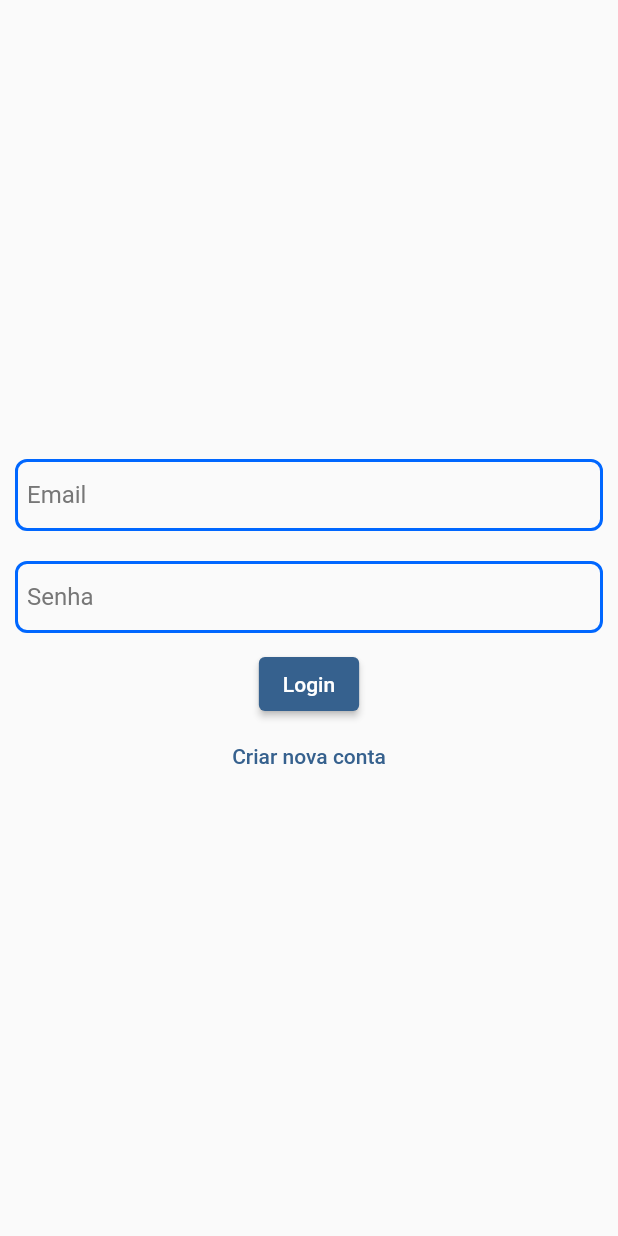
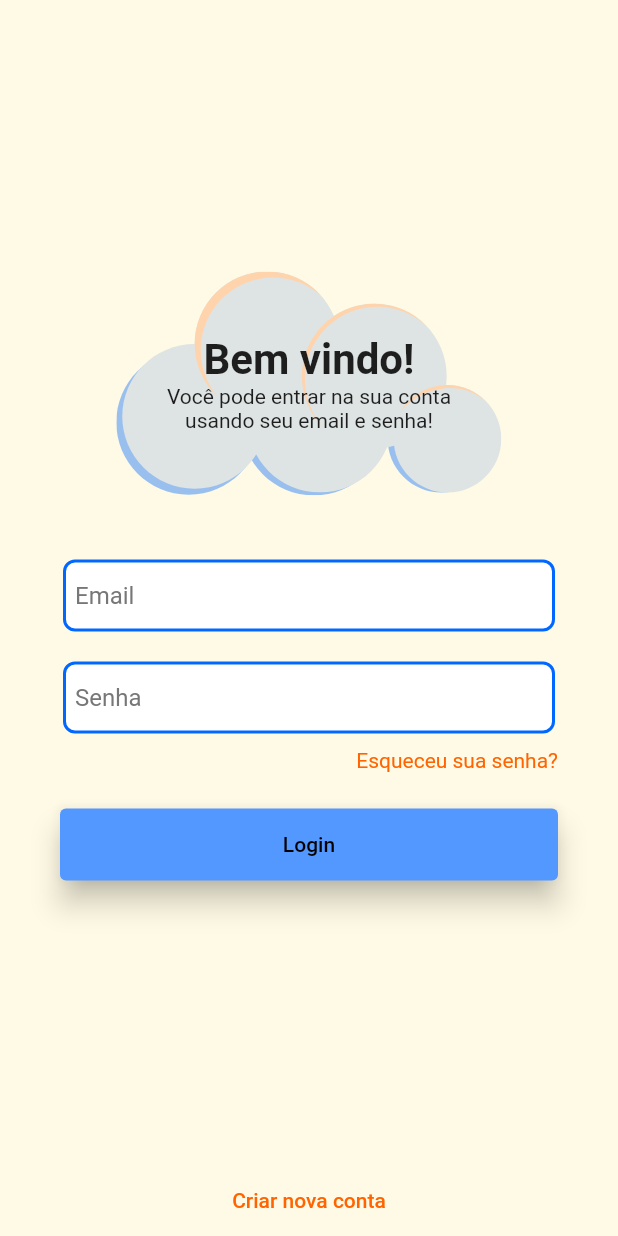
Before and after one commit to vitoragp/coffee-app, a Flutter app: the LoginPage screen opened directly, on a phone screen of 412 x 824 dp. Run offline on Flutter 3.47's test engine with Material 2 defaults, Android fonts, the phone set to English and light mode, and no system bars; our stand-ins replace bloc, device_info_plus, flutter_bloc, flutter_secure_storage, flutter_svg; accounts and stored records are empty; statements that could not run were skipped.

Commit message:
Ajustes na tela de login e inclusao de teste

```diff
--- a/assets/mocked_responses/mocked_json_response.json
+++ b/assets/mocked_responses/mocked_json_response.json
@@ -75,6 +75,12 @@
         "body": {
           "message": "Invalid/incorrect request information"
         }
+      },
+      "user/login": {
+        "http_success": false,
+        "body": {
+          "message": "Usuário ou senha invalidos!"
+        }
       }
     }
   }
--- a/lib/constants.dart
+++ b/lib/constants.dart
@@ -47,7 +47,7 @@ class AppColors {
   static const greyC2 = Color(0xFF333333);
 
   static const white = Color(0xFFFFFFFF);
-  static const dark = Color(0xFF000000);
+  static const black = Color(0xFF000000);
 }
 
 ///
@@ -57,6 +57,7 @@ class AppColors {
 class AppRoutes {
   static const register = "/register";
   static const login = "/login";
+  static const forgotPassword = "/forgot_password";
   static const main = "/main";
   static const error = "/error";
 }
--- /dev/null
+++ b/lib/core/ui/components/button.dart
@@ -0,0 +1,57 @@
+import 'package:coffee_base_app/constants.dart';
+import 'package:flutter/material.dart';
+
+///
+/// Button
+///
+
+class Button extends StatelessWidget {
+  final void Function()? onPressed;
+  final EdgeInsets margin;
+  final String label;
+  final bool disabled;
+
+  const Button({
+    super.key,
+    this.onPressed,
+    this.margin = const EdgeInsets.all(8),
+    this.label = "",
+    this.disabled = false,
+  });
+
+  @override
+  Widget build(BuildContext context) {
+    return Padding(
+      padding: margin,
+      child: ElevatedButton(
+        onPressed: () {
+          if (!disabled) {
+            onPressed?.call();
+          }
+        },
+        style: ButtonStyle(
+          splashFactory: NoSplash.splashFactory,
+          backgroundColor: MaterialStateColor.resolveWith((states) => _resolveMaterialColor(context, states)),
+          overlayColor: MaterialStateColor.resolveWith((states) => _resolveMaterialColor(context, states)),
+          elevation: MaterialStateProperty.resolveWith((states) => _resolveMaterialElevation(context, states)),
+          padding: MaterialStateProperty.resolveWith((states) => const EdgeInsets.symmetric(vertical: 16)),
+        ),
+        child: Text(label, style: const TextStyle(color: AppColors.black)),
+      ),
+    );
+  }
+
+  Color _resolveMaterialColor(BuildContext context, Set<MaterialState> states) {
+    if (disabled) {
+      return AppColors.greyC1;
+    }
+    if (states.contains(MaterialState.pressed)) {
+      return AppColors.blueDark;
+    }
+    return AppColors.blueLight;
+  }
+
+  _resolveMaterialElevation(BuildContext context, Set<MaterialState> states) {
+    return 8.0;
+  }
+}
--- a/lib/core/ui/components/input.dart
+++ b/lib/core/ui/components/input.dart
@@ -41,6 +41,8 @@ class Input extends StatelessWidget {
         onChanged: (value) => onChange?.call(value),
         obscureText: obscureText,
         decoration: InputDecoration(
+          filled: true,
+          fillColor: AppColors.white,
           hintText: placeholder,
           hintStyle: const TextStyle(color: AppColors.greyC1),
           contentPadding: padding,
--- /dev/null
+++ b/lib/core/ui/pages/components/cloud_banner.dart
@@ -0,0 +1,44 @@
+import 'package:flutter/material.dart';
+import 'package:flutter_svg/flutter_svg.dart';
+
+///
+/// CloudBanner
+///
+
+class CloudBanner extends StatelessWidget {
+  final String title;
+  final String subtitle;
+
+  const CloudBanner({
+    super.key,
+    required this.title,
+    required this.subtitle,
+  });
+
+  @override
+  Widget build(BuildContext context) {
+    return SizedBox(
+      child: Stack(
+        children: [
+          Center(child: SvgPicture.asset("assets/images/ic_cloud.svg")),
+          Positioned.fill(
+            child: Center(
+              child: Column(
+                mainAxisSize: MainAxisSize.min,
+                crossAxisAlignment: CrossAxisAlignment.stretch,
+                children: [
+                  Text(title, textAlign: TextAlign.center, style: _titleStyle()),
+                  Text(subtitle, textAlign: TextAlign.center),
+                ],
+              ),
+            ),
+          ),
+        ],
+      ),
+    );
+  }
+
+  TextStyle _titleStyle() {
+    return const TextStyle(fontSize: 28, fontWeight: FontWeight.bold);
+  }
+}
--- a/lib/core/ui/pages/login.dart
+++ b/lib/core/ui/pages/login.dart
@@ -2,7 +2,9 @@ import 'package:coffee_base_app/app_controller/bloc.dart';
 import 'package:coffee_base_app/constants.dart';
 import 'package:coffee_base_app/core/controllers/login/bloc.dart';
 import 'package:coffee_base_app/core/controllers/login/states.dart';
+import 'package:coffee_base_app/core/ui/components/button.dart';
 import 'package:coffee_base_app/core/ui/components/input.dart';
+import 'package:coffee_base_app/core/ui/pages/components/cloud_banner.dart';
 import 'package:coffee_base_app/services.dart';
 import 'package:coffee_base_app/utils/alert_utils.dart';
 import 'package:flutter/material.dart';
@@ -49,6 +51,9 @@ class _LoginPageState extends State<LoginPage> {
 
   @override
   Widget build(BuildContext context) {
+    final width = MediaQuery.of(context).size.width;
+    final height = MediaQuery.of(context).size.height - MediaQuery.of(context).padding.top;
+
     return BlocProvider<LoginBloc>(
       create: (context) => _bloc,
       child: BlocListener<LoginBloc, LoginState>(
@@ -56,39 +61,126 @@ class _LoginPageState extends State<LoginPage> {
           if (state is LoginStateSuccess) {
             AppBloc.of(context).loginAndRedirect(context, state.user, AppRoutes.main);
           }
+          if (state is LoginStateError) {
+            AlertUtils.oneButtonsDialog(context: context, message: state.message);
+          }
         },
         child: Scaffold(
+          backgroundColor: AppColors.yellowL1,
           body: SafeArea(
+            child: SingleChildScrollView(
+              child: SizedBox(width: width, height: height, child: _buildLayout(context)),
+            ),
+          ),
+        ),
+      ),
+    );
+  }
+
+  Widget _buildLayout(BuildContext context) => Column(
+        crossAxisAlignment: CrossAxisAlignment.stretch,
+        children: [
+          _buildFormLayer(context),
+          _buildRegisterLayer(context),
+        ],
+      );
+
+  Widget _buildRegisterLayer(BuildContext context) => Center(
+        child: TextButton(
+          onPressed: () {
+            Navigator.of(context).pushNamed(AppRoutes.register);
+          },
+          child: const Text(
+            "Criar nova conta",
+            style: TextStyle(color: AppColors.orangeDark),
+            key: ValueKey("RegisterLink"),
+          ),
+        ),
+      );
+
+  Widget _buildFormLayer(BuildContext context) => Expanded(
         child: Center(
-              child: BlocListener<LoginBloc, LoginState>(
-                listener: (context, state) {
-                  switch (state) {
-                    case LoginStateError(:String message):
-                      {
-                        AlertUtils.oneButtonsDialog(context: context, message: message);
-                      }
-                  }
-                },
+          child: Padding(
+            padding: const EdgeInsets.all(32.0),
             child: Column(
               mainAxisSize: MainAxisSize.min,
-                  children: [
+              crossAxisAlignment: CrossAxisAlignment.stretch,
+              children: _buildLoginForm(),
+            ),
+          ),
+        ),
+      );
+
+  List<Widget> _buildLoginForm() => [
+        _buildTitle(),
+        _buildInput("EmailTextField", "Email", _emailError, _emailCtrl),
+        _buildObscureInput("PasswordTextField", "Senha", _passwError, _passwCtrl),
+        _buildForgotPassword(context),
+        _buildButton(),
+      ];
+
+  Widget _buildTitle() => const Padding(
+        padding: EdgeInsets.only(bottom: 32),
+        child: CloudBanner(
+          title: "Bem vindo!",
+          subtitle: "Você pode entrar na sua conta\nusando seu email e senha!",
+        ),
+      );
+
+  Widget _buildInput(
+    String name,
+    String label,
+    String? error,
+    TextEditingController controller,
+  ) =>
       Input(
-                      key: const ValueKey("EmailTextField"),
-                      controller: _emailCtrl,
-                      placeholder: "Email",
+        key: ValueKey(name),
+        controller: controller,
+        placeholder: label,
         margin: const EdgeInsets.all(10),
-                      error: _emailError,
+        error: error,
+        obscureText: false,
+      );
+
+  Widget _buildObscureInput(
+    String name,
+    String label,
+    String? error,
+    TextEditingController controller,
+  ) =>
+      Input(
+        key: ValueKey(name),
+        controller: _passwCtrl,
+        placeholder: label,
+        margin: const EdgeInsets.all(10),
+        error: error,
+        obscureText: true,
+      );
+
+  Widget _buildForgotPassword(BuildContext context) => Padding(
+        padding: const EdgeInsets.only(right: 8),
+        child: Align(
+          alignment: Alignment.centerRight,
+          child: InkWell(
+            key: const ValueKey("ForgotPasswordLink"),
+            splashColor: Colors.transparent,
+            highlightColor: Colors.transparent,
+            onTap: () {
+              Navigator.of(context).pushNamed(AppRoutes.forgotPassword);
+            },
+            child: const Text(
+              "Esqueceu sua senha?",
+              textAlign: TextAlign.end,
+              style: TextStyle(color: AppColors.orangeDark),
             ),
-                    Input(
-                      key: const ValueKey("PasswordTextField"),
-                      controller: _passwCtrl,
-                      placeholder: "Senha",
-                      margin: const EdgeInsets.all(10),
-                      error: _passwError,
-                      obscureText: true,
           ),
-                    BlocBuilder<LoginBloc, LoginState>(
-                      builder: (context, state) => ElevatedButton(
+        ),
+      );
+
+  Widget _buildButton() => BlocBuilder<LoginBloc, LoginState>(
+        builder: (context, state) => Padding(
+          padding: const EdgeInsets.only(top: 16),
+          child: Button(
             key: const ValueKey("LoginButton"),
             onPressed: () async {
               switch (state) {
@@ -102,23 +194,11 @@ class _LoginPageState extends State<LoginPage> {
                   }
               }
             },
-                        child: switch (state) {
-                          LoginStateLoading() => const Text("Aguarde..."),
-                          _ => const Text("Login"),
+            label: switch (state) {
+              LoginStateLoading() => "Aguarde...",
+              _ => "Login",
             },
-                      ),
-                    ),
-                    TextButton(
-                      onPressed: () => Navigator.of(context).pushNamed(AppRoutes.register),
-                      child: const Text("Criar nova conta", key: ValueKey("RegisterLink")),
-                    ),
-                  ],
-                ),
-              ),
-            ),
-          ),
           ),
         ),
       );
 }
-}
--- a/lib/core/ui/pages/splash.dart
+++ b/lib/core/ui/pages/splash.dart
@@ -1,3 +1,4 @@
+import 'package:coffee_base_app/constants.dart';
 import 'package:flutter/material.dart';
 
 ///
@@ -10,6 +11,7 @@ class SplashPage extends StatelessWidget {
   @override
   Widget build(BuildContext context) {
     return const Scaffold(
+      backgroundColor: AppColors.yellowL1,
       body: SafeArea(
         child: Center(
           child: Text("Splash page"),
--- a/lib/main.dart
+++ b/lib/main.dart
@@ -14,6 +14,5 @@ void main() async {
   );
 
   WidgetsFlutterBinding.ensureInitialized();
-
   await app.initializeAndStart();
 }
--- a/lib/routes.dart
+++ b/lib/routes.dart
@@ -1,5 +1,6 @@
 import 'package:coffee_base_app/constants.dart';
 import 'package:coffee_base_app/core/ui/pages/error.dart';
+import 'package:coffee_base_app/core/ui/pages/forgot_password.dart';
 import 'package:coffee_base_app/core/ui/pages/login.dart';
 import 'package:coffee_base_app/core/ui/pages/main.dart';
 import 'package:coffee_base_app/core/ui/pages/register.dart';
@@ -14,6 +15,7 @@ routes() {
     AppRoutes.error: (context) => const ErrorPage(key: ValueKey("ErrorPage")),
     AppRoutes.main: (context) => const MainPage(key: ValueKey("MainPage")),
     AppRoutes.register: (context) => const RegisterPage(key: ValueKey("RegisterPage")),
+    AppRoutes.forgotPassword: (context) => const ForgotPasswordPage(key: ValueKey("ForgotPasswordPage")),
     AppRoutes.login: (context) => const LoginPage(key: ValueKey("LoginPage")),
   };
 }
--- a/pubspec.yaml
+++ b/pubspec.yaml
@@ -41,6 +41,7 @@ dependencies:
 
   device_info_plus: ^9.0.2
 
+  flutter_svg: ^2.0.7
 
   # The following adds the Cupertino Icons font to your application.
   # Use with the CupertinoIcons class for iOS style icons.
@@ -75,7 +76,8 @@ flutter:
   #   - images/a_dot_burr.jpeg
   #   - images/a_dot_ham.jpeg
   assets:
-    - assets/mocked_responses/mocked_json_response.json
+    - assets/mocked_responses/
+    - assets/images/
 
   # An image asset can refer to one or more resolution-specific "variants", see
   # https://flutter.dev/assets-and-images/#resolution-aware
```
Also changed, not shown: lib/core/main_application.dart (+11 -2 lines), lib/core/ui/components/separator.dart (added, +49 -0 lines), lib/core/ui/pages/forgot_password.dart (added, +31 -0 lines), lib/utils/async_call/async_call_debug_environment.dart (+12 -1 lines), assets/images/ic_cloud.svg (added), pubspec.lock, 1 other file. Lines whose indentation alone changed are shown as unchanged.
